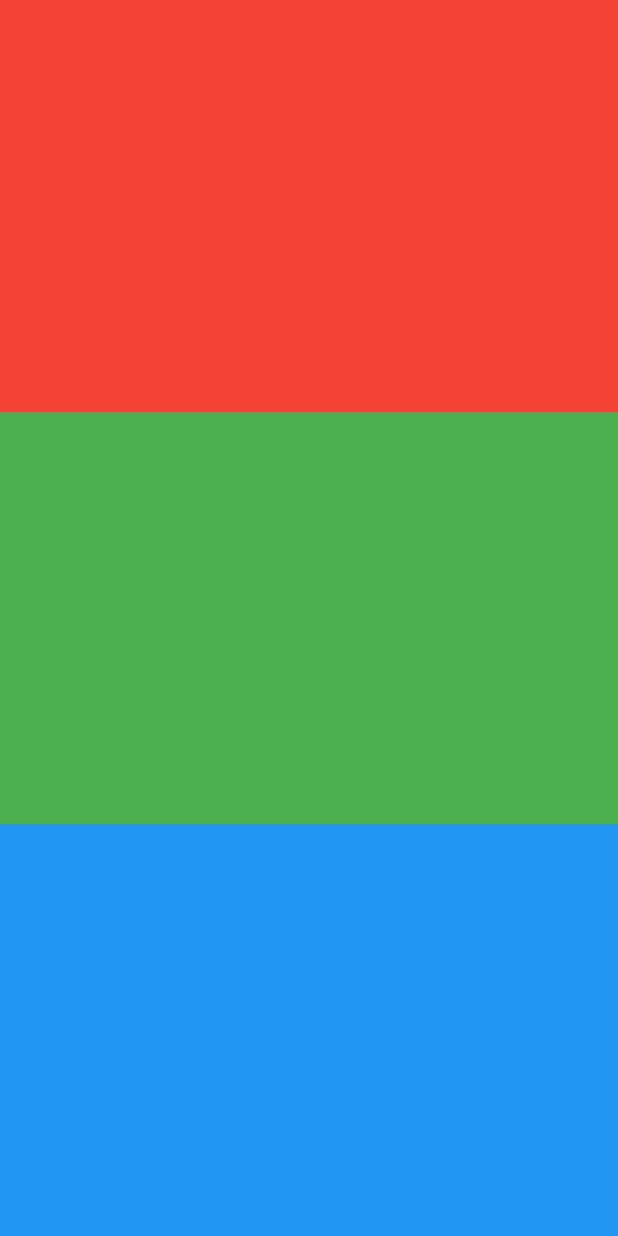
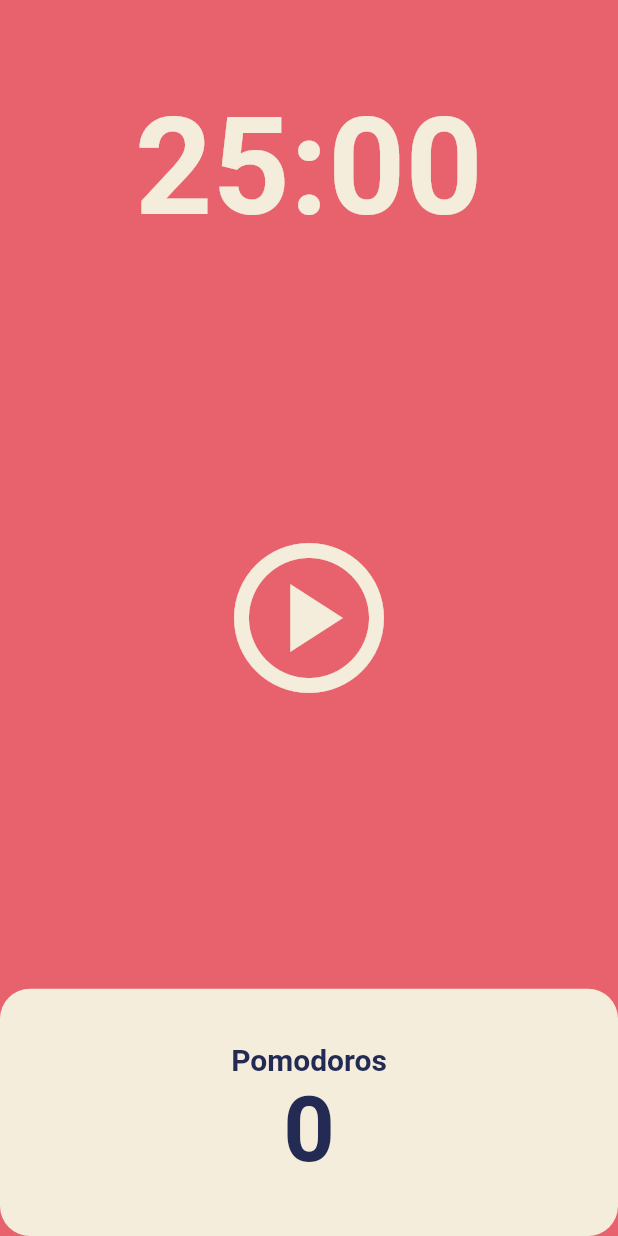
Before and after one commit to jsmile/pomodoro, a Flutter app: the screen it shows after launch, on a phone screen of 412 x 824 dp. Run offline on Flutter 3.47's test engine with Material 2 defaults, Android fonts, the phone set to English and light mode, and no system bars.

Commit message:
Pomodos end

```diff
--- a/lib/main.dart
+++ b/lib/main.dart
@@ -15,11 +15,12 @@ class MyApp extends StatelessWidget {
         textTheme: const TextTheme(
           displayLarge: TextStyle(
             color: Color(0xFF232B55),
+            fontSize: 60,
           ),
         ),
         cardColor: const Color(0xFFF4EDDB),
         colorScheme: const ColorScheme.light(
-          background: Color.fromARGB(255, 49, 45, 45),
+          background: Color(0xFFE7626C),
         ),
       ),
       home: const HomeScreen(),
--- a/lib/screens/home_screen.dart
+++ b/lib/screens/home_screen.dart
@@ -1,3 +1,5 @@
+import 'dart:async';
+
 import 'package:flutter/material.dart';
 
 class HomeScreen extends StatefulWidget {
@@ -8,30 +10,121 @@ class HomeScreen extends StatefulWidget {
 }
 
 class _HomeScreenState extends State<HomeScreen> {
+  static const twentyFiveMinutes = 25 * 60; // 25 minutes
+  int iTotalSeconds = twentyFiveMinutes;
+  late Timer timer;
+  bool bIsRunning = false;
+  int iPomodoros = 0;
+
+  void onTick(Timer timer) {
+    if (iTotalSeconds == 0) {
+      setState(() {
+        iPomodoros++;
+        iTotalSeconds = 25 * 60; // 25 minutes
+        bIsRunning = false;
+      });
+      timer.cancel();
+    } else {
+      setState(() {
+        iTotalSeconds--;
+      });
+    }
+  }
+
+  void onStartPressed() {
+    timer = Timer.periodic(
+      const Duration(seconds: 1),
+      onTick,
+    );
+
+    setState(() {
+      bIsRunning = true;
+    });
+  }
+
+  void onPausePressed() {
+    timer.cancel();
+
+    setState(() {
+      bIsRunning = false;
+    });
+  }
+
+  String format(int seconds) {
+    var duration = Duration(seconds: seconds);
+    return duration.toString().split('.').first.substring(2, 7);
+  }
+
   @override
   Widget build(BuildContext context) {
     return Scaffold(
+      backgroundColor: Theme.of(context).colorScheme.background,
       body: Column(
         children: [
           Flexible(
+            flex: 1,
             child: Container(
-              decoration: const BoxDecoration(
-                color: Colors.red,
+              alignment: Alignment.bottomCenter,
+              child: Text(
+                format(iTotalSeconds),
+                style: TextStyle(
+                  color: Theme.of(context).cardColor,
+                  fontSize: 90,
+                  fontWeight: FontWeight.w600,
+                ),
               ),
             ),
           ),
           Flexible(
-            child: Container(
-              decoration: const BoxDecoration(
-                color: Colors.green,
+            flex: 3,
+            child: Center(
+              child: IconButton(
+                onPressed: bIsRunning ? onPausePressed : onStartPressed,
+                icon: Icon(
+                  bIsRunning
+                      ? Icons.pause_circle_outlined
+                      : Icons.play_circle_outlined,
+                ),
+                color: Theme.of(context).cardColor,
+                iconSize: 120,
               ),
             ),
           ),
           Flexible(
-            child: Container(
-              decoration: const BoxDecoration(
-                color: Colors.blue,
-              ),
+            flex: 1,
+            child: Row(
+              children: [
+                Expanded(
+                  child: Container(
+                    decoration: BoxDecoration(
+                        color: Theme.of(context).cardColor,
+                        borderRadius: BorderRadius.circular(20)),
+                    child: Column(
+                      mainAxisAlignment: MainAxisAlignment.center,
+                      children: [
+                        Text(
+                          'Pomodoros',
+                          style: TextStyle(
+                            color:
+                                Theme.of(context).textTheme.displayLarge!.color,
+                            fontSize: 20,
+                            fontWeight: FontWeight.w600,
+                          ),
+                        ),
+                        Text(
+                          '$iPomodoros',
+                          style: TextStyle(
+                            color:
+                                Theme.of(context).textTheme.displayLarge!.color,
+                            fontSize: 60,
+                            fontWeight: FontWeight.w600,
+                          ),
+                        ),
+                      ],
+                    ),
+                  ),
+                ),
+              ],
             ),
           ),
         ],
```
